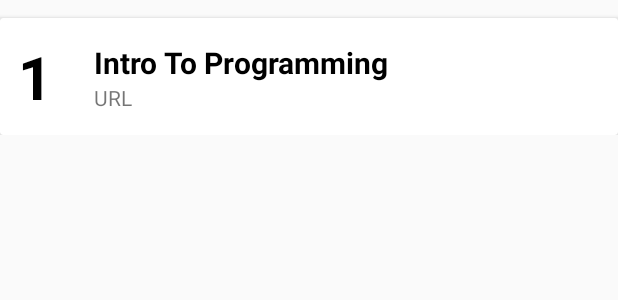
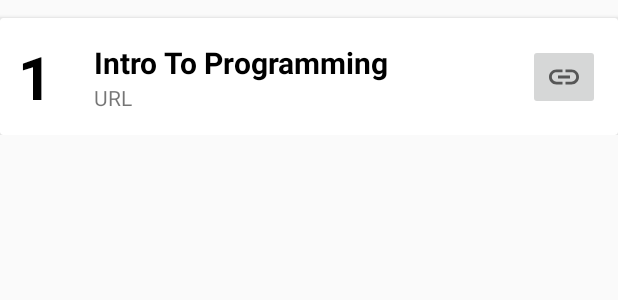
Before and after one commit to Acrylami/CodingCrowsTeam3, an Android app: the layout my_row.xml on its own in the app's theme, with its tools: preview values and no code run, on a phone screen of 412 x 824 dp. Shown: the top 300 px of the screen. Run offline under Robolectric (Android 15) with nearby library versions, the phone set to English and light mode, and no system bars.

Commit message:
Link works! Button added
Added link for each course

```diff
--- a/app/src/main/java/com/app/courseplan/ui/MainActivity.java
+++ b/app/src/main/java/com/app/courseplan/ui/MainActivity.java
@@ -6,7 +6,6 @@ import android.database.Cursor;
 import android.icu.text.SimpleDateFormat;
 import android.icu.util.Calendar;
 import android.os.Bundle;
-import android.util.Log;
 import android.view.View;
 import android.widget.ImageButton;
 import android.widget.TextView;
@@ -63,7 +62,6 @@ public class MainActivity extends AppCompatActivity implements
                 Date firstOfMonth = currentDate;
 
                 //Check if either the start date or end date is current month, or any date in between it
-                Log.e("=================", "Course: " + eachCourse.getCourseName() + ",  date is: " + currentDate + " and the course date is: " + startDate + "-" + endDate);
                 if ((currentDate.after(startDate) || startDate.equals(currentDate) || (currentDate.getMonth()==startDate.getMonth() && currentDate.getYear()==startDate.getYear())) && (currentDate.before(endDate) || currentDate.equals(endDate) || (currentDate.getMonth()==endDate.getMonth() && currentDate.getYear()==endDate.getYear()))) {
                     //Add the course if it is for the current month
                     thisMonthCourses.add(eachCourse);
@@ -154,7 +152,7 @@ public class MainActivity extends AppCompatActivity implements
 
     void StoreDataInArrays() {
         Cursor cursor = myDB.readAllData();
-        if (cursor.getCount() == 0) {
+        if (cursor.getCount() == 0) { //This is only for database
             Toast.makeText(this, "No Data", Toast.LENGTH_SHORT).show();
         } else {
             while (cursor.moveToNext()) {
--- /dev/null
+++ b/app/src/main/res/drawable/ic_baseline_link_24.xml
@@ -0,0 +1,10 @@
+<vector xmlns:android="http://schemas.android.com/apk/res/android"
+    android:width="24dp"
+    android:height="24dp"
+    android:viewportWidth="24"
+    android:viewportHeight="24"
+    android:tint="?attr/colorControlNormal">
+  <path
+      android:fillColor="@android:color/white"
+      android:pathData="M3.9,12c0,-1.71 1.39,-3.1 3.1,-3.1h4L11,7L7,7c-2.76,0 -5,2.24 -5,5s2.24,5 5,5h4v-1.9L7,15.1c-1.71,0 -3.1,-1.39 -3.1,-3.1zM8,13h8v-2L8,11v2zM17,7h-4v1.9h4c1.71,0 3.1,1.39 3.1,3.1s-1.39,3.1 -3.1,3.1h-4L13,17h4c2.76,0 5,-2.24 5,-5s-2.24,-5 -5,-5z"/>
+</vector>
--- a/app/src/main/res/layout/my_row.xml
+++ b/app/src/main/res/layout/my_row.xml
@@ -1,6 +1,7 @@
 <?xml version="1.0" encoding="utf-8"?>
 <LinearLayout xmlns:android="http://schemas.android.com/apk/res/android"
     xmlns:app="http://schemas.android.com/apk/res-auto"
+    xmlns:tools="http://schemas.android.com/tools"
     android:layout_width="match_parent"
     android:layout_height="wrap_content"
     android:orientation="vertical">
@@ -47,6 +48,15 @@
                 android:text="URL"
                 app:layout_constraintStart_toStartOf="@+id/course_title_txt"
                 app:layout_constraintTop_toBottomOf="@+id/course_title_txt" />
+
+            <ImageButton
+                android:id="@+id/linkButton"
+                android:layout_width="wrap_content"
+                android:layout_height="wrap_content"
+                app:layout_constraintBottom_toBottomOf="parent"
+                app:layout_constraintEnd_toEndOf="parent"
+                app:layout_constraintTop_toTopOf="parent"
+                app:srcCompat="@drawable/ic_baseline_link_24" />
         </androidx.constraintlayout.widget.ConstraintLayout>
     </androidx.cardview.widget.CardView>
 </LinearLayout>
```
Also changed, not shown: app/src/main/java/com/app/courseplan/CourseAdapter.java (+38 -0 lines).
